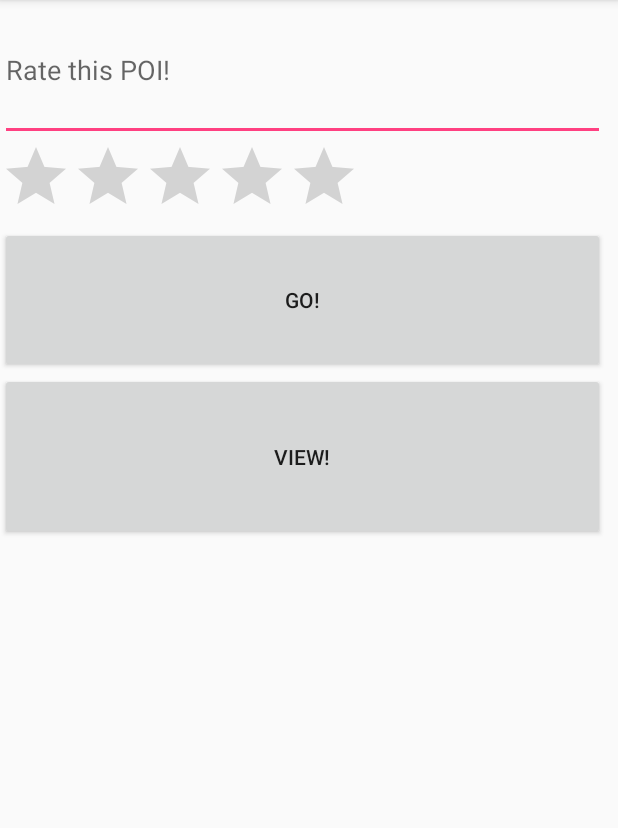
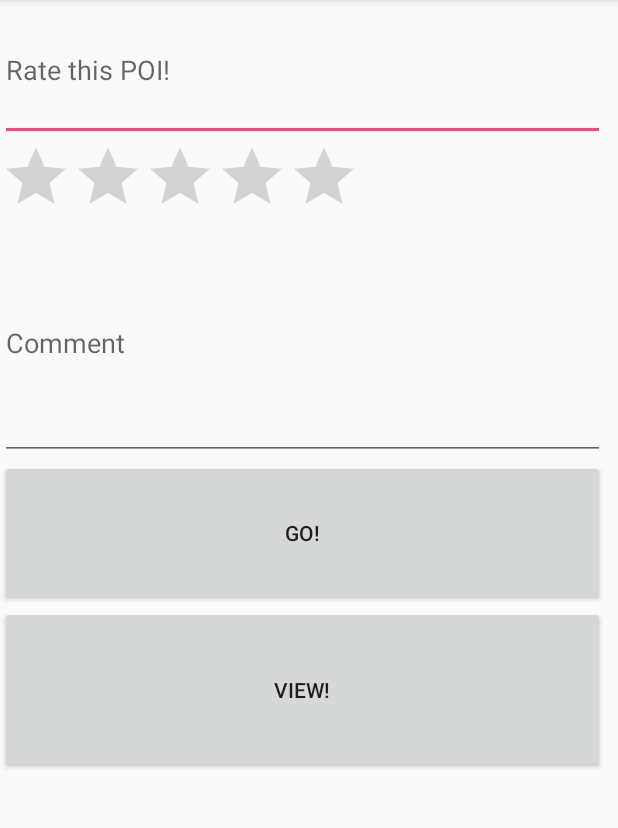
Before and after one commit to esguo/MAPS, an Android app: the add_ratings screen opened directly, with no data from a screen before it, on a phone screen of 412 x 824 dp, the part 84-912 px from its top. Run offline under Robolectric (Android 15) with nearby library versions, the phone set to English and light mode, and no system bars.

Commit message:
added ability to add and get comments

```diff
--- a/app/src/main/java/com/ttmaps/maps/MainActivity.java
+++ b/app/src/main/java/com/ttmaps/maps/MainActivity.java
@@ -72,7 +72,7 @@ public class MainActivity extends AppCompatActivity {
             POIs.add(poi.getName());
         }
         ArrayAdapter<String> list = new ArrayAdapter<>(this, android.R.layout.select_dialog_singlechoice, POIs);
-
+        //db.updateDb();
         /* sets dropdown autocomplete feature */
         loc_input1.setThreshold(1);
         loc_input2.setThreshold(1);
@@ -185,13 +185,14 @@ public class MainActivity extends AppCompatActivity {
         if (requestCode == rate && resultCode == RESULT_OK && data != null) {
             String num1 = data.getStringExtra("name");
             String num2 = data.getStringExtra("rateNum");
+            String num3 = data.getStringExtra("comment");
             Log.d("POI NAME", num1);
             Log.d("RATE NUM ", num2);
             POI poi = db.getPOIByName(num1);
             if (Integer.parseInt(num2) == 0) {
                 return;
             }
-            db.updatePOI(poi.getId(), poi.getName(), Integer.parseInt(num2));
+            db.updatePOI(poi.getId(), poi.getName(), Integer.parseInt(num2), num3);
             //Log.d("OMG JUST WORK ", String.valueOf(db.getAvgRating(poi.getId())));
         }
     }
--- a/app/src/main/res/layout/activity_add_ratings.xml
+++ b/app/src/main/res/layout/activity_add_ratings.xml
@@ -17,6 +17,14 @@
         android:layout_width="wrap_content"
         android:layout_height="wrap_content" />
 
+    <EditText
+        android:id="@+id/comment"
+        android:layout_width="match_parent"
+        android:layout_height="155dp"
+        android:ems="10"
+        android:hint="Comment"
+        android:inputType="text" />
+
     <Button
         android:id="@+id/rateButton"
         android:layout_width="403dp"
```
Also changed, not shown: app/src/main/java/com/ttmaps/maps/DBHandler.java (+22 -6 lines), app/src/main/java/com/ttmaps/maps/add_ratings.java (+12 -2 lines).
